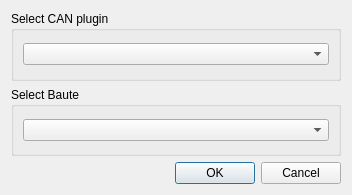
This is connectdialog.ui in lianglunfei/Robot2020-QT as Qt 5 draws it before an edit. The edited form follows.
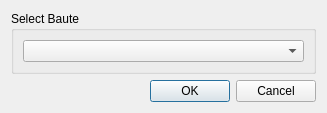
This is the edited form.

What changed in the file:
```diff
--- a/connectdialog.ui
+++ b/connectdialog.ui
@@ -6,8 +6,8 @@
    <rect>
     <x>0</x>
     <y>0</y>
-    <width>352</width>
-    <height>195</height>
+    <width>327</width>
+    <height>105</height>
    </rect>
   </property>
   <property name="windowTitle">
@@ -16,18 +16,6 @@
   <layout class="QVBoxLayout" name="verticalLayout">
    <item>
     <layout class="QVBoxLayout" name="verticalLayout_3">
-     <item>
-      <widget class="QGroupBox" name="selectPluginBox">
-       <property name="title">
-        <string>Select CAN plugin</string>
-       </property>
-       <layout class="QGridLayout" name="gridLayout">
-        <item row="0" column="0">
-         <widget class="QComboBox" name="pluginListBox"/>
-        </item>
-       </layout>
-      </widget>
-     </item>
      <item>
       <widget class="QGroupBox" name="groupBox">
        <property name="title">
```
